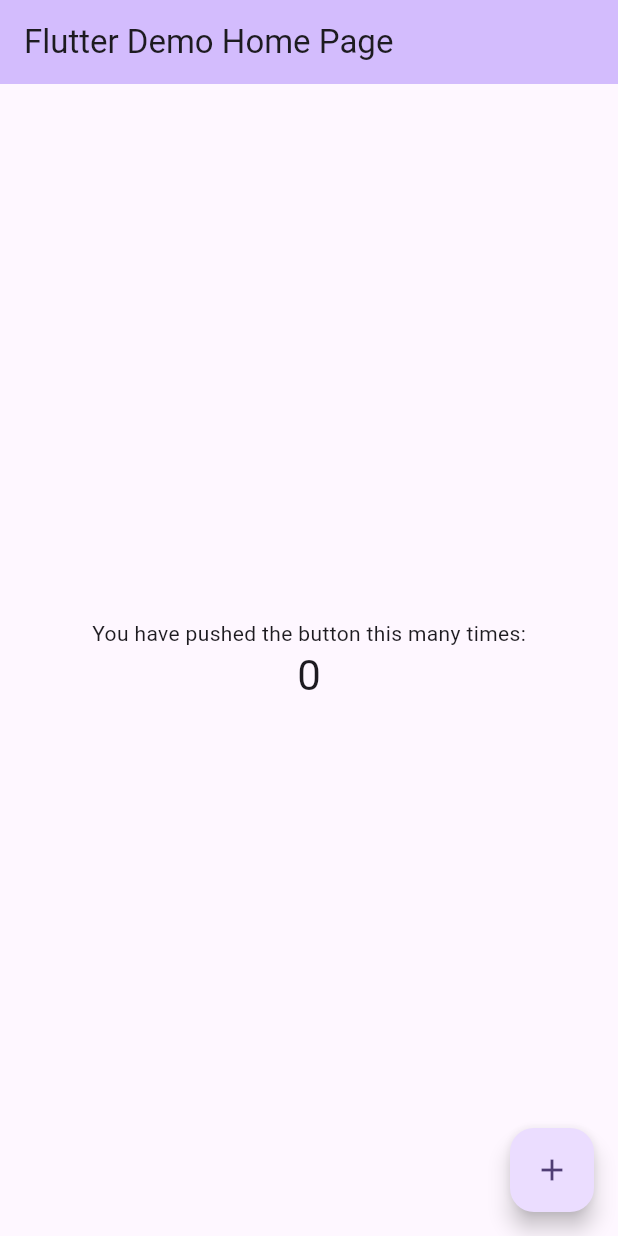
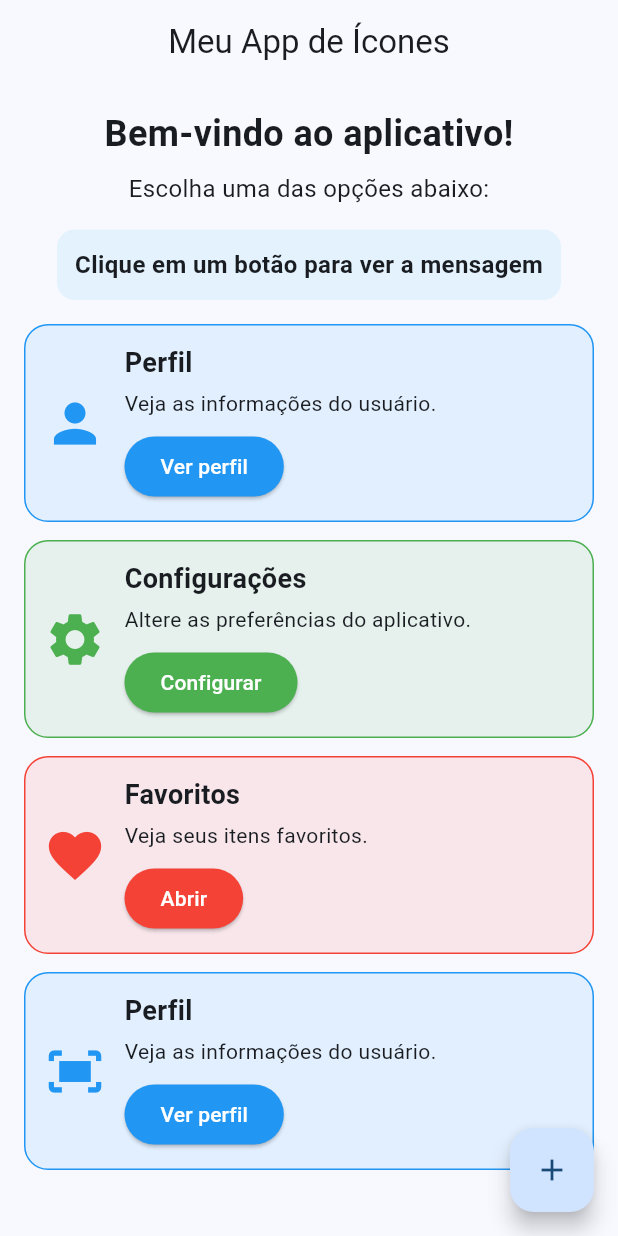
Before and after one commit to HenriquePoltronieri/Flutter-escola, a Flutter app: the screen it shows after launch, on a phone screen of 412 x 824 dp. Run offline on Flutter 3.47's test engine with Material 3 defaults, Android fonts, the phone set to English and light mode, and no system bars; our stand-ins replace device_preview.

Commit message:
Atualiza projeto

```diff
--- a/card_icons/lib/main.dart
+++ b/card_icons/lib/main.dart
@@ -1,125 +1,31 @@
+import 'package:device_preview/device_preview.dart';
 import 'package:flutter/material.dart';
+import 'pages/tela_home.dart';
 
 void main() {
-  runApp(const MyApp());
+  runApp(
+    DevicePreview(
+      builder: (context) => MeuApp(),
+    ),
+  );
 }
 
-class MyApp extends StatelessWidget {
-  const MyApp({super.key});
+class MeuApp extends StatelessWidget {
+  const MeuApp({super.key});
 
-  // This widget is the root of your application.
   @override
   Widget build(BuildContext context) {
     return MaterialApp(
-      title: 'Flutter Demo',
+      debugShowCheckedModeBanner: false,
+      title: 'Meu App de Ícones',
       theme: ThemeData(
-        // This is the theme of your application.
-        //
-        // TRY THIS: Try running your application with "flutter run". You'll see
-        // the application has a purple toolbar. Then, without quitting the app,
-        // try changing the seedColor in the colorScheme below to Colors.green
-        // and then invoke "hot reload" (save your changes or press the "hot
-        // reload" button in a Flutter-supported IDE, or press "r" if you used
-        // the command line to start the app).
-        //
-        // Notice that the counter didn't reset back to zero; the application
-        // state is not lost during the reload. To reset the state, use hot
-        // restart instead.
-        //
-        // This works for code too, not just values: Most code changes can be
-        // tested with just a hot reload.
-        colorScheme: ColorScheme.fromSeed(seedColor: Colors.deepPurple),
         useMaterial3: true,
+        colorScheme: ColorScheme.fromSeed(
+          seedColor: Colors.blue,
+          secondary: Colors.amber,
+        ),
       ),
-      home: const MyHomePage(title: 'Flutter Demo Home Page'),
+      home: const TelaHome(),
     );
   }
 }
-
-class MyHomePage extends StatefulWidget {
-  const MyHomePage({super.key, required this.title});
-
-  // This widget is the home page of your application. It is stateful, meaning
-  // that it has a State object (defined below) that contains fields that affect
-  // how it looks.
-
-  // This class is the configuration for the state. It holds the values (in this
-  // case the title) provided by the parent (in this case the App widget) and
-  // used by the build method of the State. Fields in a Widget subclass are
-  // always marked "final".
-
-  final String title;
-
-  @override
-  State<MyHomePage> createState() => _MyHomePageState();
-}
-
-class _MyHomePageState extends State<MyHomePage> {
-  int _counter = 0;
-
-  void _incrementCounter() {
-    setState(() {
-      // This call to setState tells the Flutter framework that something has
-      // changed in this State, which causes it to rerun the build method below
-      // so that the display can reflect the updated values. If we changed
-      // _counter without calling setState(), then the build method would not be
-      // called again, and so nothing would appear to happen.
-      _counter++;
-    });
-  }
-
-  @override
-  Widget build(BuildContext context) {
-    // This method is rerun every time setState is called, for instance as done
-    // by the _incrementCounter method above.
-    //
-    // The Flutter framework has been optimized to make rerunning build methods
-    // fast, so that you can just rebuild anything that needs updating rather
-    // than having to individually change instances of widgets.
-    return Scaffold(
-      appBar: AppBar(
-        // TRY THIS: Try changing the color here to a specific color (to
-        // Colors.amber, perhaps?) and trigger a hot reload to see the AppBar
-        // change color while the other colors stay the same.
-        backgroundColor: Theme.of(context).colorScheme.inversePrimary,
-        // Here we take the value from the MyHomePage object that was created by
-        // the App.build method, and use it to set our appbar title.
-        title: Text(widget.title),
-      ),
-      body: Center(
-        // Center is a layout widget. It takes a single child and positions it
-        // in the middle of the parent.
-        child: Column(
-          // Column is also a layout widget. It takes a list of children and
-          // arranges them vertically. By default, it sizes itself to fit its
-          // children horizontally, and tries to be as tall as its parent.
-          //
-          // Column has various properties to control how it sizes itself and
-          // how it positions its children. Here we use mainAxisAlignment to
-          // center the children vertically; the main axis here is the vertical
-          // axis because Columns are vertical (the cross axis would be
-          // horizontal).
-          //
-          // TRY THIS: Invoke "debug painting" (choose the "Toggle Debug Paint"
-          // action in the IDE, or press "p" in the console), to see the
-          // wireframe for each widget.
-          mainAxisAlignment: MainAxisAlignment.center,
-          children: <Widget>[
-            const Text(
-              'You have pushed the button this many times:',
-            ),
-            Text(
-              '$_counter',
-              style: Theme.of(context).textTheme.headlineMedium,
-            ),
-          ],
-        ),
-      ),
-      floatingActionButton: FloatingActionButton(
-        onPressed: _incrementCounter,
-        tooltip: 'Increment',
-        child: const Icon(Icons.add),
-      ), // This trailing comma makes auto-formatting nicer for build methods.
-    );
-  }
-}
--- /dev/null
+++ b/card_icons/lib/pages/tela_home.dart
@@ -0,0 +1,114 @@
+import 'package:flutter/material.dart';
+import '../widgets/card_icone.dart';
+import 'tela_perfil.dart';
+
+class TelaHome extends StatefulWidget {
+  const TelaHome({super.key});
+
+  @override
+  State<TelaHome> createState() => _TelaHomeState();
+}
+
+class _TelaHomeState extends State<TelaHome> {
+  String mensagem = 'Clique em um botão para ver a mensagem';
+
+  void mudarMensagem(String novaMensagem) {
+    setState(() {
+      mensagem = novaMensagem;
+    });
+  }
+
+  @override
+  Widget build(BuildContext context) {
+    return Scaffold(
+      appBar: AppBar(
+        title: const Text('Meu App de Ícones'),
+        centerTitle: true,
+      ),
+      body: Padding(
+        padding: const EdgeInsets.all(16),
+        child: Column(
+          children: [
+            const Text(
+              'Bem-vindo ao aplicativo!',
+              style: TextStyle(
+                fontSize: 24,
+                fontWeight: FontWeight.bold,
+              ),
+            ),
+            const SizedBox(height: 8),
+            const Text(
+              'Escolha uma das opções abaixo:',
+              style: TextStyle(
+                fontSize: 16,
+              ),
+            ),
+            const SizedBox(height: 16),
+            Container(
+              padding: const EdgeInsets.all(12),
+              margin: const EdgeInsets.only(bottom: 16),
+              decoration: BoxDecoration(
+                color: Colors.blue.shade50,
+                borderRadius: BorderRadius.circular(12),
+              ),
+              child: Text(
+                mensagem,
+                style: const TextStyle(
+                  fontSize: 16,
+                  fontWeight: FontWeight.bold,
+                ),
+              ),
+            ),
+            CardIcone(
+              icone: Icons.person,
+              titulo: 'Perfil',
+              descricao: 'Veja as informações do usuário.',
+              textoBotao: 'Ver perfil',
+              cor: Colors.blue,
+              onPressed: () {
+                mudarMensagem('Você clicou em Perfil');
+              },
+            ),
+            CardIcone(
+              icone: Icons.settings,
+              titulo: 'Configurações',
+              descricao: 'Altere as preferências do aplicativo.',
+              textoBotao: 'Configurar',
+              cor: Colors.green,
+              onPressed: () {
+                mudarMensagem('Você clicou em Configurações');
+              },
+            ),
+            CardIcone(
+              icone: Icons.favorite,
+              titulo: 'Favoritos',
+              descricao: 'Veja seus itens favoritos.',
+              textoBotao: 'Abrir',
+              cor: Colors.red,
+              onPressed: () {
+                mudarMensagem('Você clicou em Favoritos');
+              },
+            ),
+            CardIcone(
+              icone: Icons.fit_screen,
+              titulo: 'Perfil',
+              descricao: 'Veja as informações do usuário.',
+              textoBotao: 'Ver perfil',
+              cor: Colors.blue,
+              onPressed: () {
+                Navigator.push(context,
+                    MaterialPageRoute(builder: (context) => TelaPerfil()));
+              },
+            ),
+          ],
+        ),
+      ),
+      floatingActionButton: FloatingActionButton(
+        onPressed: () {
+          mudarMensagem('Você clicou no botão flutuante');
+        },
+        child: const Icon(Icons.add),
+      ),
+    );
+  }
+}
--- /dev/null
+++ b/card_icons/lib/widgets/card_icone.dart
@@ -0,0 +1,76 @@
+import 'package:flutter/material.dart';
+
+class CardIcone extends StatelessWidget {
+  final IconData icone;
+  final String titulo;
+  final String descricao;
+  final String textoBotao;
+  final Color cor;
+  final VoidCallback onPressed;
+
+  const CardIcone({
+    super.key,
+    required this.icone,
+    required this.titulo,
+    required this.descricao,
+    required this.textoBotao,
+    required this.cor,
+    required this.onPressed,
+  });
+
+  @override
+  Widget build(BuildContext context) {
+    return Container(
+      margin: const EdgeInsets.only(bottom: 12),
+      padding: const EdgeInsets.all(12),
+      decoration: BoxDecoration(
+        color: cor.withOpacity(0.1),
+        borderRadius: BorderRadius.circular(16),
+        border: Border.all(
+          color: cor,
+          width: 1,
+        ),
+      ),
+      child: Row(
+        children: [
+          Icon(
+            icone,
+            size: 42,
+            color: cor,
+          ),
+          const SizedBox(width: 12),
+          Expanded(
+            child: Column(
+              crossAxisAlignment: CrossAxisAlignment.start,
+              children: [
+                Text(
+                  titulo,
+                  style: const TextStyle(
+                    fontSize: 18,
+                    fontWeight: FontWeight.bold,
+                  ),
+                ),
+                const SizedBox(height: 4),
+                Text(
+                  descricao,
+                  style: const TextStyle(
+                    fontSize: 14,
+                  ),
+                ),
+                const SizedBox(height: 8),
+                ElevatedButton(
+                  onPressed: onPressed,
+                  style: ElevatedButton.styleFrom(
+                    backgroundColor: cor,
+                    foregroundColor: Colors.white,
+                  ),
+                  child: Text(textoBotao),
+                ),
+              ],
+            ),
+          ),
+        ],
+      ),
+    );
+  }
+}
```
Also changed, not shown: card_icons/lib/pages/tela_perfil.dart (added, +73 -0 lines), 1 other file.
